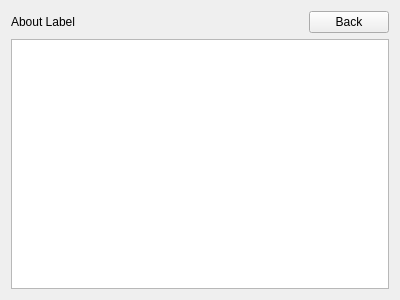
Above: ui/page00about.ui from nrosenstein-c4d/c4d-plugin-installer before the change. Below: the same form after it.
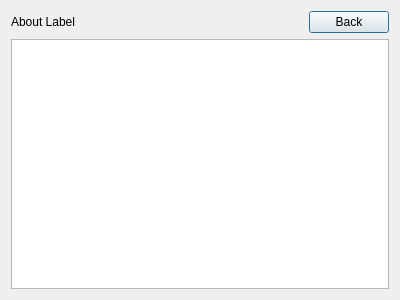
That is the form after the change.

Commit message: update some tab orders

```diff
--- a/ui/page00about.ui
+++ b/ui/page00about.ui
@@ -34,6 +34,9 @@
        <property name="text">
         <string>Back</string>
        </property>
+       <property name="default">
+        <bool>true</bool>
+       </property>
       </widget>
      </item>
     </layout>
```
Left out of the diff: 7 changed lines with no effect on the pictures. The commit also changes 3 other files.
